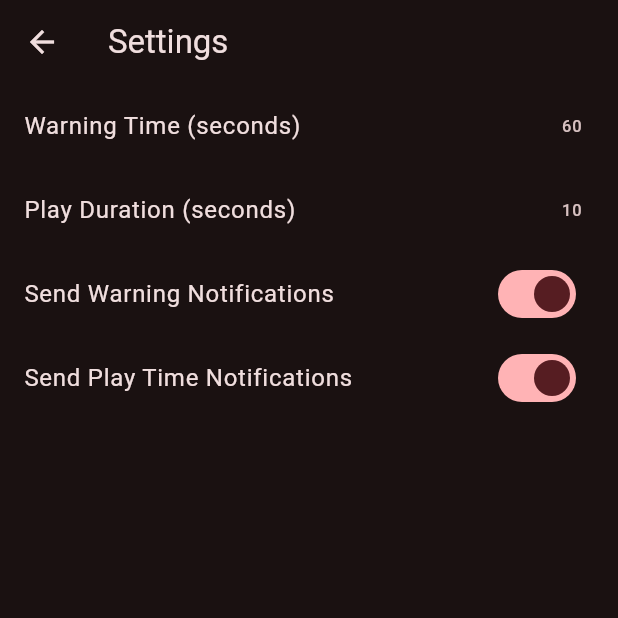
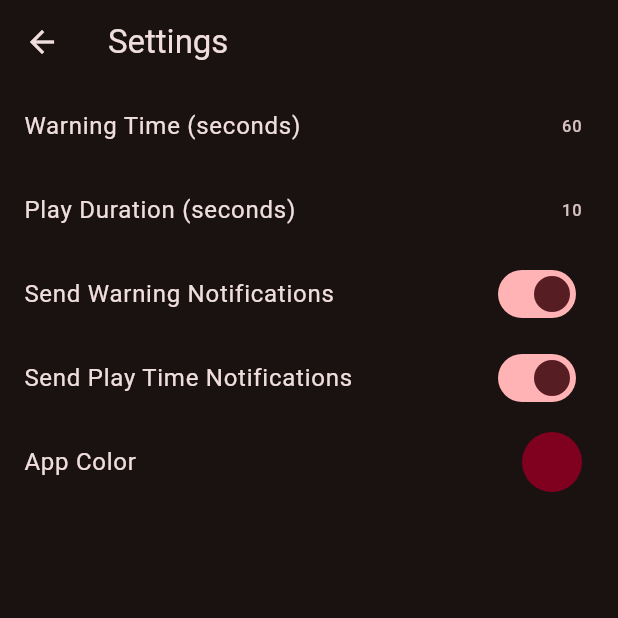
Before and after one commit to JarneClaesen/OperaTimer, a Flutter app: the screen it shows after launch, after a tap on the "settings" icon, on a phone screen of 412 x 824 dp, the top half of it. Run offline on Flutter 3.47's test engine with Material 3 defaults, Android fonts, the phone set to English and light mode, and no system bars; our stand-ins replace flutter_local_notifications, hive, hive_flutter, numberpicker, sensors_plus, shared_preferences; missing offline and left inert: flutter_foreground_task, sound_mode; accounts and stored records are empty.

Commit message:
Add app colors | change reset button width & height

```diff
--- a/lib/main.dart
+++ b/lib/main.dart
@@ -4,6 +4,7 @@ import 'package:flutter/material.dart';
 import 'package:flutter_foreground_task/flutter_foreground_task.dart';
 import 'package:hive/hive.dart';
 import 'package:hive_flutter/adapters.dart';
+import 'package:orchestra_timer/providers/theme_provider.dart';
 import 'package:orchestra_timer/providers/timer_provider.dart';
 import 'package:orchestra_timer/providers/brightness_provider.dart';
 import 'package:orchestra_timer/screens/home_screen.dart';
@@ -42,17 +43,18 @@ class MyApp extends StatelessWidget {
       providers: [
         ChangeNotifierProvider(create: (context) => TimerProvider()),
         ChangeNotifierProvider(create: (context) => BrightnessProvider()),
+        ChangeNotifierProvider(create: (context) => ThemeProvider()),
       ],
-      child: Consumer<BrightnessProvider>(
-        builder: (context, brightnessProvider, child) {
+      child: Consumer2<BrightnessProvider, ThemeProvider>(
+        builder: (context, brightnessProvider, themeProvider, child) {
           return MaterialApp(
             title: 'Orchestra Timer',
             theme: ThemeData(
-              colorScheme: ColorScheme.fromSeed(seedColor: Colors.red),
+              colorScheme: ColorScheme.fromSeed(seedColor: themeProvider.currentColor),
             ),
             darkTheme: ThemeData(
                 colorScheme: ColorScheme.fromSeed(
-                    seedColor: Color(0xFF800020), //Burgundy
+                    seedColor: themeProvider.currentColor, //Burgundy
                     brightness: Brightness.dark
                 )
             ),
--- /dev/null
+++ b/lib/providers/theme_provider.dart
@@ -0,0 +1,65 @@
+import 'package:flutter/material.dart';
+import 'package:shared_preferences/shared_preferences.dart';
+
+class ThemeProvider with ChangeNotifier {
+  static const String _colorKey = 'app_color';
+
+  final List<Color> _predefinedColors = [
+    Color(0xFF800020), // Burgundy (original color)
+    Colors.red,
+    Colors.pink,
+    Colors.purple,
+    Colors.deepPurple,
+    Color(0xFF1A237E), // Indigo[900]
+    Colors.indigo,
+    Color(0xFF0D47A1), // Blue[900]
+    Colors.blue,
+    Colors.lightBlue,
+    Colors.cyan,
+    Color(0xFF006064), // Cyan[900]
+    Colors.teal,
+    Color(0xFF1B5E20), // Green[900]
+    Colors.green,
+    Colors.lightGreen,
+    Colors.lime,
+    Colors.yellow,
+    Colors.amber,
+    Colors.orange,
+    Colors.deepOrange,
+    Colors.brown,
+    Colors.grey,
+    Colors.blueGrey,
+  ];
+
+  Color _currentColor;
+
+  ThemeProvider() : _currentColor = Color(0xFF800020) {
+    _loadSavedColor();
+  }
+
+  List<Color> get predefinedColors => _predefinedColors;
+
+  Color get currentColor => _currentColor;
+
+  Future<void> setColor(Color color) async {
+    if (_currentColor != color) {
+      _currentColor = color;
+      notifyListeners();
+      _saveColor();
+    }
+  }
+
+  Future<void> _loadSavedColor() async {
+    final prefs = await SharedPreferences.getInstance();
+    final colorValue = prefs.getInt(_colorKey);
+    if (colorValue != null) {
+      _currentColor = Color(colorValue);
+      notifyListeners();
+    }
+  }
+
+  Future<void> _saveColor() async {
+    final prefs = await SharedPreferences.getInstance();
+    await prefs.setInt(_colorKey, _currentColor.value);
+  }
+}
--- a/lib/screens/settings_screen.dart
+++ b/lib/screens/settings_screen.dart
@@ -1,5 +1,6 @@
 import 'package:flutter/material.dart';
 import 'package:provider/provider.dart';
+import '../providers/theme_provider.dart';
 import '../providers/timer_provider.dart';
 import 'package:numberpicker/numberpicker.dart';
 
@@ -10,8 +11,8 @@ class SettingsScreen extends StatelessWidget {
       appBar: AppBar(
         title: Text('Settings'),
       ),
-      body: Consumer<TimerProvider>(
-        builder: (context, timerProvider, child) {
+      body: Consumer2<TimerProvider, ThemeProvider>(
+        builder: (context, timerProvider, themeProvider, child) {
           return ListView(
             children: [
               ListTile(
@@ -37,6 +38,13 @@ class SettingsScreen extends StatelessWidget {
                 onChanged: (bool value) {
                   timerProvider.setSendPlayTimeNotifications(value);
                 },
+              ),
+              ListTile(
+                title: Text('App Color'),
+                trailing: CircleAvatar(
+                  backgroundColor: themeProvider.currentColor,
+                ),
+                onTap: () => _showColorPicker(context, themeProvider),
               ),
             ],
           );
@@ -83,4 +91,42 @@ class SettingsScreen extends StatelessWidget {
       },
     );
   }
+
+  void _showColorPicker(BuildContext context, ThemeProvider themeProvider) {
+    showDialog(
+      context: context,
+      builder: (BuildContext context) {
+        return AlertDialog(
+          title: Text('Choose App Color'),
+          content: Container(
+            width: double.maxFinite,
+            child: GridView.builder(
+              shrinkWrap: true,
+              itemCount: themeProvider.predefinedColors.length,
+              gridDelegate: SliverGridDelegateWithFixedCrossAxisCount(
+                crossAxisCount: 4,
+                childAspectRatio: 1,
+                crossAxisSpacing: 10,
+                mainAxisSpacing: 10,
+              ),
+              itemBuilder: (context, index) {
+                return GestureDetector(
+                  onTap: () {
+                    themeProvider.setColor(themeProvider.predefinedColors[index]);
+                    Navigator.of(context).pop();
+                  },
+                  child: CircleAvatar(
+                    backgroundColor: themeProvider.predefinedColors[index],
+                    child: themeProvider.currentColor == themeProvider.predefinedColors[index]
+                        ? Icon(Icons.check, color: Colors.white)
+                        : null,
+                  ),
+                );
+              },
+            ),
+          ),
+        );
+      },
+    );
+  }
 }
--- a/lib/screens/timer_screen.dart
+++ b/lib/screens/timer_screen.dart
@@ -229,8 +229,8 @@ class TimerControls extends StatelessWidget {
                 Positioned(
                   left: MediaQuery.of(context).size.width / 2 - 150,
                   child: Container(
-                    width: 40,
-                    height: 60,
+                    width: 50,
+                    height: 100,
                     decoration: BoxDecoration(
                       color: Theme.of(context).colorScheme.tertiaryContainer,
                       shape: BoxShape.circle,
@@ -239,7 +239,7 @@ class TimerControls extends StatelessWidget {
                       icon: Icon(
                         Icons.refresh_rounded,
                         color: Theme.of(context).colorScheme.onTertiaryContainer,
-                        size: 20,
+                        size: 25,
                       ),
                       onPressed: () {
                         showDialog(
```
